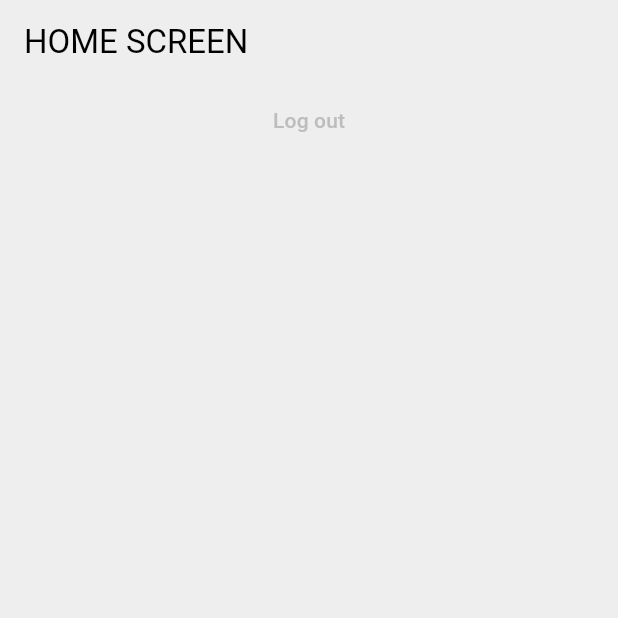
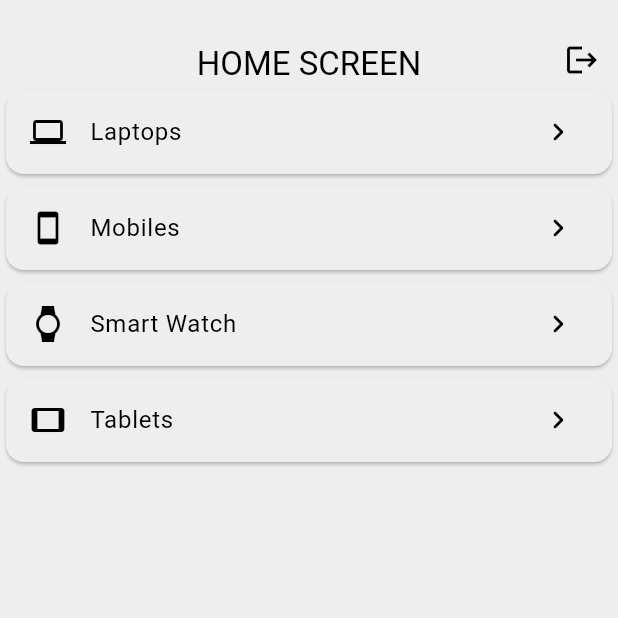
Before and after one commit to amaan0605/supabase-test, a Flutter app: the screen it shows once a user with an empty profile is signed in, on a phone screen of 412 x 824 dp, the top half of it. Run offline on Flutter 3.47's test engine with Material 3 defaults, Android fonts, the phone set to English and light mode, and no system bars; our stand-ins replace supabase_flutter; accounts and stored records are empty; network calls fail.

Commit message:
categories page added

```diff
--- a/analysis_options.yaml
+++ b/analysis_options.yaml
@@ -7,6 +7,10 @@
 
 # The following line activates a set of recommended lints for Flutter apps,
 # packages, and plugins designed to encourage good coding practices.
+analyzer:
+  errors:
+    constant_identifier_names: ignore
+    must_be_immutable: ignore
 include: package:flutter_lints/flutter.yaml
 
 linter:
--- /dev/null
+++ b/lib/constants/constants.dart
@@ -0,0 +1,6 @@
+enum CategoryList {
+  laptops,
+  mobiles,
+  smart_watches,
+  tablet,
+}
--- a/lib/screens/home/home_page.dart
+++ b/lib/screens/home/home_page.dart
@@ -1,27 +1,96 @@
 import 'package:flutter/material.dart';
 import 'package:supabase_flutter/supabase_flutter.dart';
+import 'package:supabase_test/screens/home/category_page.dart';
+import 'package:supabase_test/services/database/database.dart';
 
 class HomePage extends StatelessWidget {
   HomePage({super.key});
 
   final SupabaseClient superbase = Supabase.instance.client;
+  DataService dataService = DataService();
 
   @override
   Widget build(BuildContext context) {
-    return Scaffold(
-      appBar: AppBar(
-        title: const Text('HOME SCREEN'),
-      ),
-      body: Center(
-        child: Column(
-          children: [
-            // Text(data)
-            TextButton(
-                onPressed: () {
-                  superbase.auth.signOut();
-                },
-                child: const Text('Log out')),
+    return SafeArea(
+      child: Scaffold(
+        appBar: AppBar(
+          centerTitle: true,
+          title: const Padding(
+            padding: EdgeInsets.only(top: 30.0),
+            child: Text('HOME SCREEN'),
+          ),
+          actions: [
+            Padding(
+              padding: const EdgeInsets.only(top: 20.0),
+              child: IconButton(
+                  onPressed: () {
+                    superbase.auth.signOut();
+                  },
+                  icon: const Icon(Icons.logout)),
+            ),
           ],
+        ),
+        body: Center(
+          child: ListView(
+            children: [
+              Card(
+                child: ListTile(
+                  leading: const Icon(Icons.laptop),
+                  title: const Text('Laptops'),
+                  trailing: const Icon(Icons.keyboard_arrow_right_rounded),
+                  onTap: () {
+                    Navigator.push(
+                        context,
+                        MaterialPageRoute(
+                            builder: (context) =>
+                                CategoryPage(categoryName: 'laptops')));
+                  },
+                ),
+              ),
+              Card(
+                child: ListTile(
+                  leading: const Icon(Icons.smartphone),
+                  title: const Text('Mobiles'),
+                  trailing: const Icon(Icons.keyboard_arrow_right_rounded),
+                  onTap: () {
+                    Navigator.push(
+                        context,
+                        MaterialPageRoute(
+                            builder: (context) =>
+                                CategoryPage(categoryName: 'mobiles')));
+                  },
+                ),
+              ),
+              Card(
+                child: ListTile(
+                  leading: const Icon(Icons.watch),
+                  title: const Text('Smart Watch'),
+                  trailing: const Icon(Icons.keyboard_arrow_right_rounded),
+                  onTap: () {
+                    Navigator.push(
+                        context,
+                        MaterialPageRoute(
+                            builder: (context) =>
+                                CategoryPage(categoryName: 'smart_watches')));
+                  },
+                ),
+              ),
+              Card(
+                child: ListTile(
+                  leading: const Icon(Icons.tablet),
+                  title: const Text('Tablets'),
+                  trailing: const Icon(Icons.keyboard_arrow_right_rounded),
+                  onTap: () {
+                    Navigator.push(
+                        context,
+                        MaterialPageRoute(
+                            builder: (context) =>
+                                CategoryPage(categoryName: 'tablets')));
+                  },
+                ),
+              )
+            ],
+          ),
         ),
       ),
     );
--- /dev/null
+++ b/lib/services/database/database.dart
@@ -0,0 +1,13 @@
+import 'package:supabase_flutter/supabase_flutter.dart';
+
+class DataService {
+  //INSTANCE
+  SupabaseClient supabase = Supabase.instance.client;
+
+  //FETCH DATA
+  Future<List<Map<String, dynamic>>> fetchData(String category) async {
+    final data = await supabase.from(category).select();
+    print(data);
+    return data;
+  }
+}
```
Also changed, not shown: lib/screens/home/category_page.dart (added, +87 -0 lines), lib/services/auth/auth_services.dart (+9 -3 lines).
